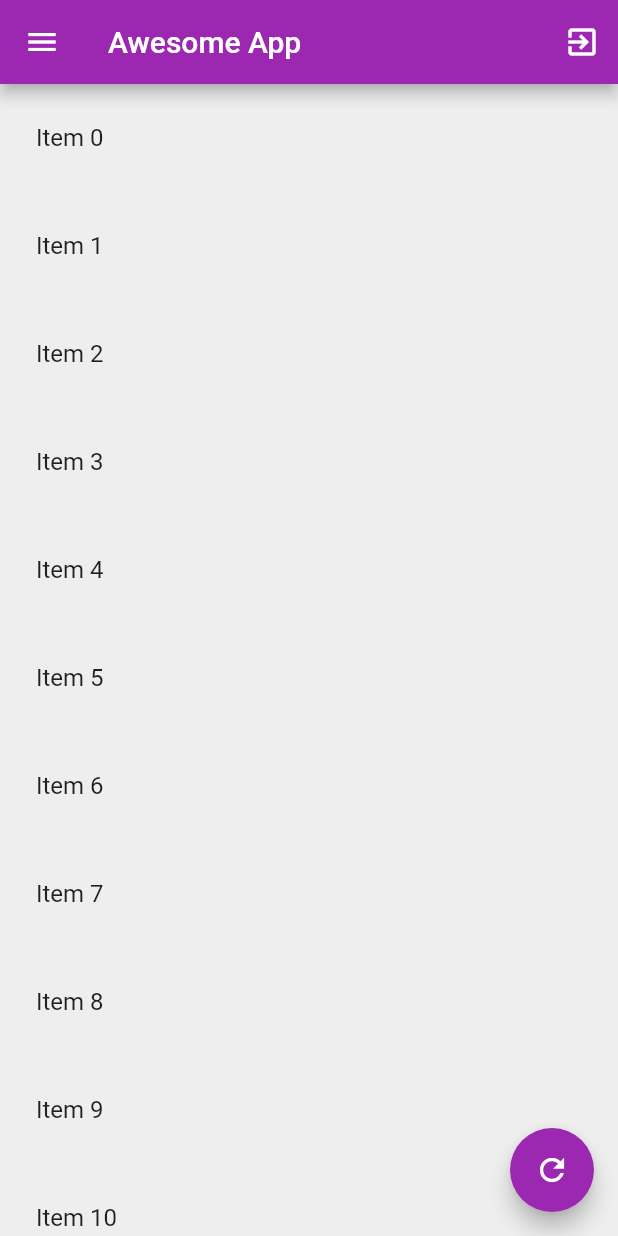
After one commit to krutik-joflee/demo_application, a Flutter app: the HomepageSB screen opened directly, on a phone screen of 412 x 824 dp. The commit adds this screen. Run offline on Flutter 3.47's test engine with Material 2 defaults, Android fonts, the phone set to English and light mode, and no system bars; our stand-ins replace shared_preferences; accounts and stored records are empty.

Commit message:
sb completed

```diff
--- a/lib/main.dart
+++ b/lib/main.dart
@@ -1,5 +1,6 @@
 import 'package:demo_application/pages/home_page.dart' show Homepage;
 import 'package:demo_application/pages/home_page_with_fb.dart';
+import 'package:demo_application/pages/home_page_with_sb.dart';
 import 'package:demo_application/pages/login_page.dart';
 import 'package:demo_application/utils/constants.dart';
 import 'package:flutter/material.dart';
@@ -14,7 +15,7 @@ Future main() async {
       debugShowCheckedModeBanner: false,
       title: "demo app",
       home: Constants.prefs.getBool("LoggedIn") == true
-          ? HomepageFB()
+          ? HomepageSB()
           : loginpage(),
       theme: ThemeData(
         primarySwatch: Colors.purple,
--- /dev/null
+++ b/lib/pages/home_page_with_sb.dart
@@ -0,0 +1,88 @@
+import 'dart:convert';
+import 'package:demo_application/widget/drawer.dart';
+import 'package:demo_application/utils/constants.dart';
+import 'package:flutter/material.dart';
+import 'package:http/http.dart' as https;
+
+import '../model/api_model.dart';
+
+class HomepageSB extends StatefulWidget {
+  const HomepageSB({Key? key}) : super(key: key);
+
+  @override
+  State<HomepageSB> createState() => _HomepageSBState();
+}
+
+class _HomepageSBState extends State<HomepageSB> {
+  Future getData() async {
+    var url = Uri.parse('https://jsonplaceholder.typicode.com/photos');
+    var data;
+
+    var result = await https.get(url);
+    print(data);
+    data = jsonDecode(result.body);
+    return data;
+  }
+
+  Stream<List<String>> getStreamData() {
+    var data = Stream<List<String>>.fromIterable(
+        [List<String>.generate(20, (index) => "Item $index")]);
+    return data;
+  }
+
+  @override
+  Widget build(BuildContext context) {
+    return Scaffold(
+        backgroundColor: Colors.grey[200],
+        appBar: AppBar(
+          title: const Text("Awesome App"),
+          actions: [
+            IconButton(
+                icon: Icon(Icons.exit_to_app),
+                onPressed: () {
+                  Constants.prefs.setBool("LoggedIn", false);
+                  Navigator.pushReplacementNamed(context, "/login");
+                }),
+          ],
+        ),
+        body: StreamBuilder(
+            stream: getStreamData(),
+            builder: (context, AsyncSnapshot snapshot) {
+              switch (snapshot.connectionState) {
+                case ConnectionState.none:
+                  return Center(
+                    child: Text("Fetch Something"),
+                  );
+                case ConnectionState.active:
+                case ConnectionState.waiting:
+                  return Center(
+                    child: CircularProgressIndicator(),
+                  );
+                case ConnectionState.done:
+                  if (snapshot.hasError) {
+                    return Center(
+                      child: Text("Some Error Occured"),
+                    );
+                  }
+                  return ListView.builder(
+                      itemBuilder: ((context, index) {
+                        return Padding(
+                          padding: const EdgeInsets.all(8.0),
+                          child: ListTile(
+                            title: Text(snapshot.data[index]),
+                          ),
+                        );
+                      }),
+                      itemCount: snapshot.data.length);
+              }
+            }),
+        drawer: MyDrawer(),
+        floatingActionButton: FloatingActionButton(
+          onPressed: () {
+            // MyText = _namecontroller.text;
+            // setState(() {});
+          },
+          child: const Icon(Icons.refresh),
+        ));
+  }
+}
```
